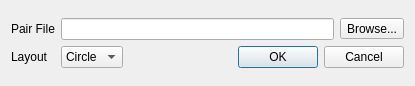
Before: the Qt Designer form KPD GUI/DialogReadFile.ui in mathieubray/KPDGUI, drawn with Qt 5.
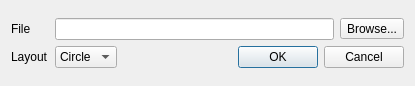
After: the same form once the commit is applied.

```diff
--- a/KPD GUI/DialogReadFile.ui
+++ b/KPD GUI/DialogReadFile.ui
@@ -31,7 +31,7 @@
      <item row="0" column="0">
       <widget class="QLabel" name="pairFileLabel">
        <property name="text">
-        <string>Pair File</string>
+        <string>File</string>
        </property>
       </widget>
      </item>
```
